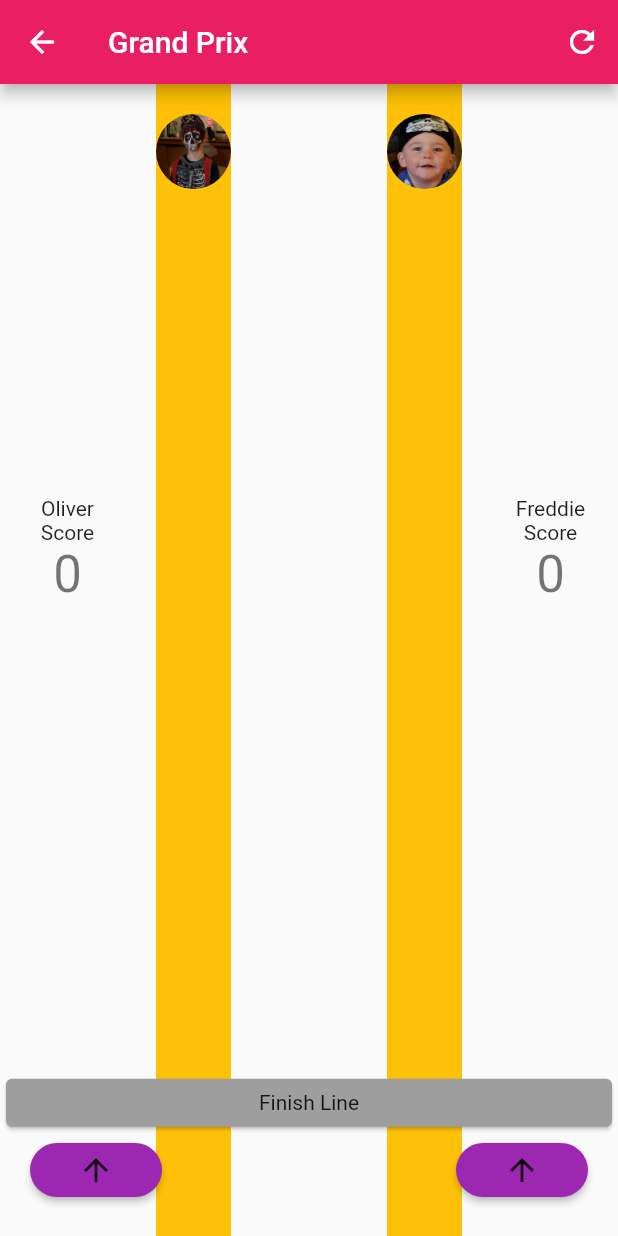
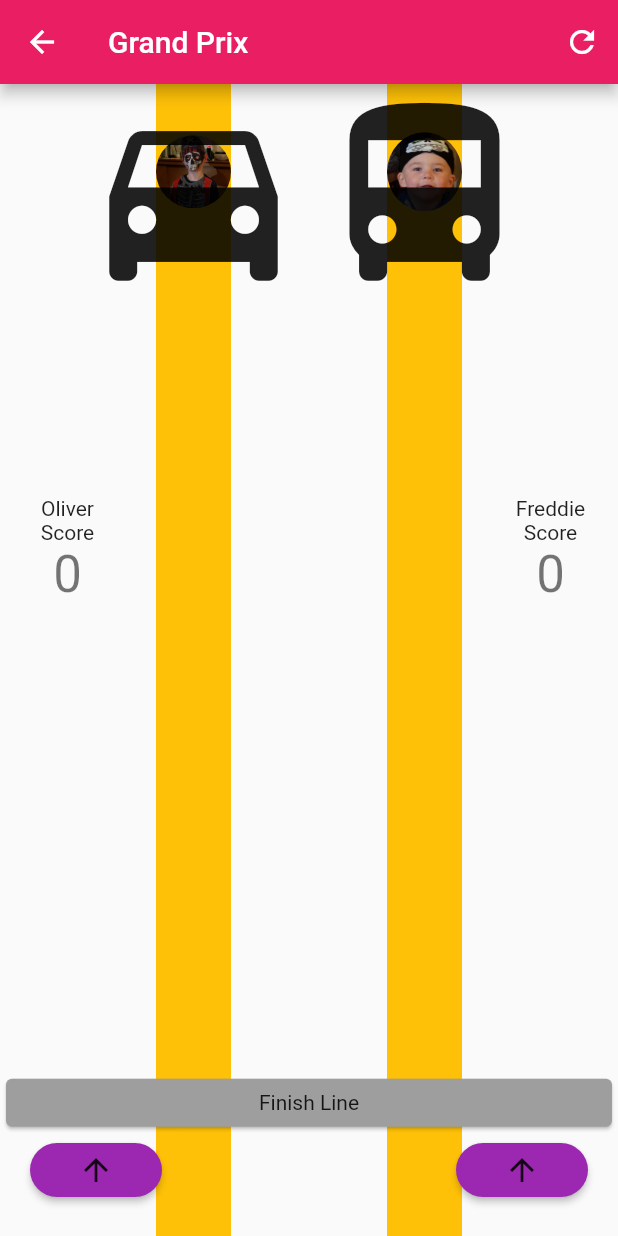
Before and after one commit to anjrew/oliver_app, a Flutter app: the RacePage screen opened directly, after a tap on the "refresh" icon, on a phone screen of 412 x 824 dp. Run offline on Flutter 3.47's test engine with Material 2 defaults, Android fonts, the phone set to English and light mode, and no system bars.

Commit message:
Kids now have vehicles

```diff
--- a/lib/models/kid.model.dart
+++ b/lib/models/kid.model.dart
@@ -1,4 +1,5 @@
 import 'package:flutter/foundation.dart';
+import 'package:flutter/material.dart';
 import 'package:oliver/pages/race.page.dart';
 
 class KidData {
@@ -9,7 +10,8 @@ class KidData {
   String imagePath;
   double position;
 	double size;
+	IconData vehicle;
 
   KidData(
-      {@required this.position, @required this.move, @required this.imagePath, @required this.name, this.size = 50, @required this.side});
+      {@required this.position, @required this.move, @required this.imagePath, @required this.name, this.size = 50, @required this.side, this.vehicle = Icons.directions_car});
 }
--- a/lib/pages/race.page.dart
+++ b/lib/pages/race.page.dart
@@ -102,13 +102,15 @@ class _RacePageState extends State<RacePage> {
         name: 'Oliver',
         move: () => moveKid(oliver),
         imagePath: image.oliverImage,
-        position: 20);
+        position: 20,
+        vehicle: Icons.directions_car);
     freddie = new KidData(
         side: HandSide.right,
         name: 'Freddie',
         move: () => moveKid(freddie),
         imagePath: image.freddieImage,
-        position: 20);
+        position: 20,
+        vehicle: Icons.directions_bus);
   }
 
   Future<void> moveKid(KidData kid) async {
@@ -171,21 +173,33 @@ Widget buildTrack(KidData kidData) {
         top: kidData.position,
         child: AnimatedContainer(
           duration: Duration(seconds: 1),
-          height: kidData.size,
+          height: kidData.size + 27,
           width: kidData.size,
           decoration: BoxDecoration(
             borderRadius: BorderRadius.circular(kidData.size / 2),
           ),
-          child: ClipOval(
-              // borderRadius: BorderRadius.circular(kidData.size / 2),
-              child: Hero(
+          child: Stack(
+            alignment: AlignmentDirectional.center,
+            children: <Widget>[
+              Hero(
                 key: Key(kidData.imagePath),
                 tag: kidData.imagePath,
-                child: Image.asset(
-                  kidData.imagePath,
-                  fit: BoxFit.cover,
+                child: ClipOval(
+                  child: Image.asset(
+                    kidData.imagePath,
+                    fit: BoxFit.cover,
+                  ),
                 ),
-              )),
+              ),
+              Transform.translate(
+                offset: Offset(-50, -20),
+                child: Icon(
+                  kidData.vehicle,
+                  size: 150,
+                ),
+              )
+            ],
+          ),
         ),
       ),
     ],
--- a/pubspec.yaml
+++ b/pubspec.yaml
@@ -4,7 +4,7 @@ description: A new Flutter project.
 version: 1.0.0+1
 
 environment:
-  sdk: ">=2.1.0 <3.0.0"
+  sdk: ">=2.6.0 <2.8.0"
   flutter: 1.13.2
 
 dependencies:
```
Also changed, not shown: lib/pages/home.page.dart (+4 -7 lines), lib/widgets/dragable_kid.dart (+4 -5 lines), pubspec.lock.
